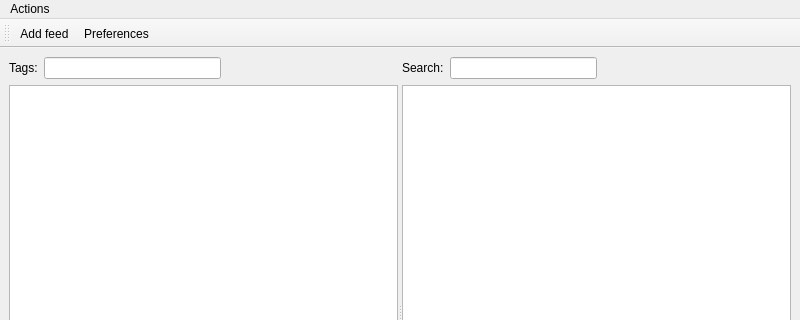
This is src/plugins/aggregator/mainwindow.ui in 0xd34df00d/leechcraft as Qt 5 draws it before an edit; both pictures show x 0 to 800 and y 0 to 320 of the 800 by 600 pixel window. The edited form follows.
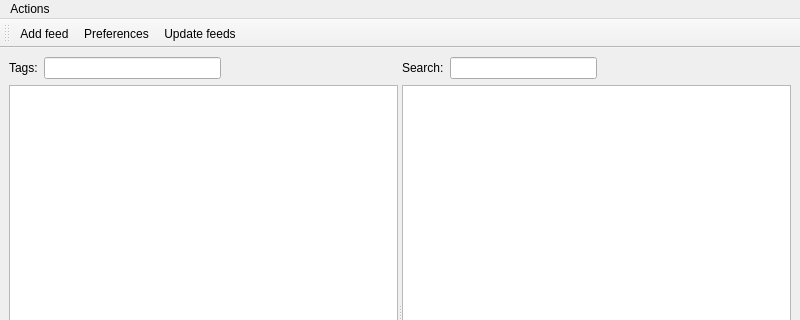
This is the edited form. Icons and pictures are not drawn.

Commit message: * Aggregator: Update feeds action. * Aggregator: Enhanced compatibility. Behave correctly when new items   are _inserted_ not added.

Patch:
```diff
--- a/src/plugins/aggregator/mainwindow.ui
+++ b/src/plugins/aggregator/mainwindow.ui
@@ -166,6 +166,7 @@
    </attribute>
    <addaction name="ActionAddFeed_" />
    <addaction name="ActionPreferences_" />
+   <addaction name="ActionUpdateFeeds_" />
   </widget>
   <action name="ActionAddFeed_" >
    <property name="icon" >
@@ -183,6 +184,11 @@
     <string>Preferences</string>
    </property>
   </action>
+  <action name="ActionUpdateFeeds_" >
+   <property name="text" >
+    <string>Update feeds</string>
+   </property>
+  </action>
  </widget>
  <resources>
   <include location="resources.qrc" />
```
Left out of the diff: 5 changed lines with no effect on the pictures. The commit also changes 5 other files.
